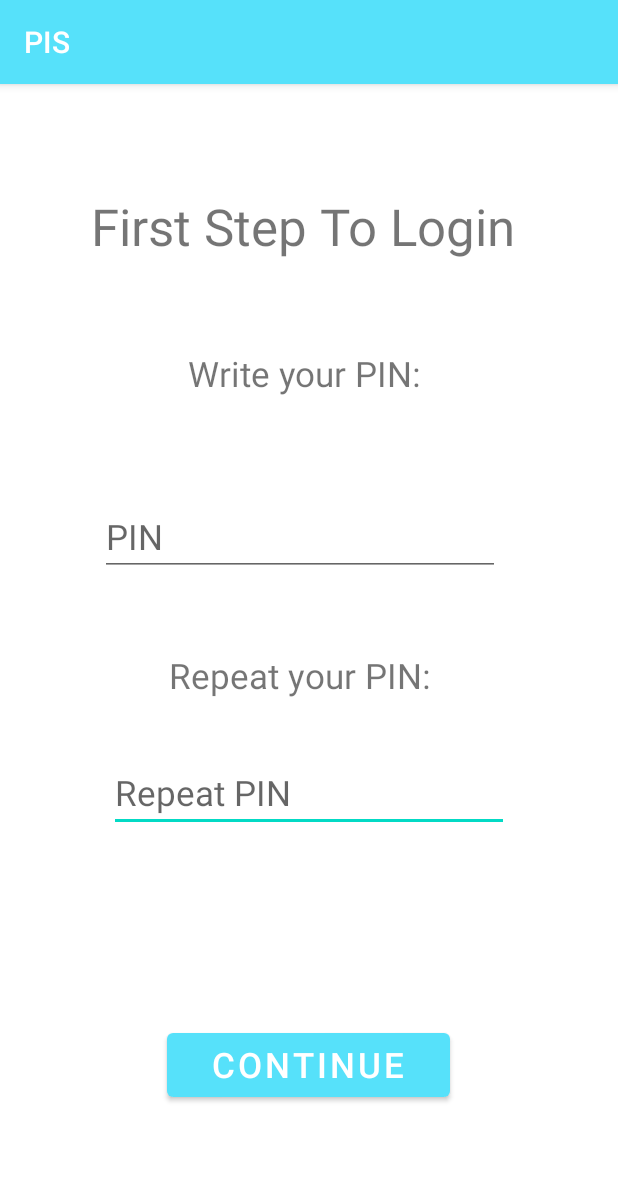
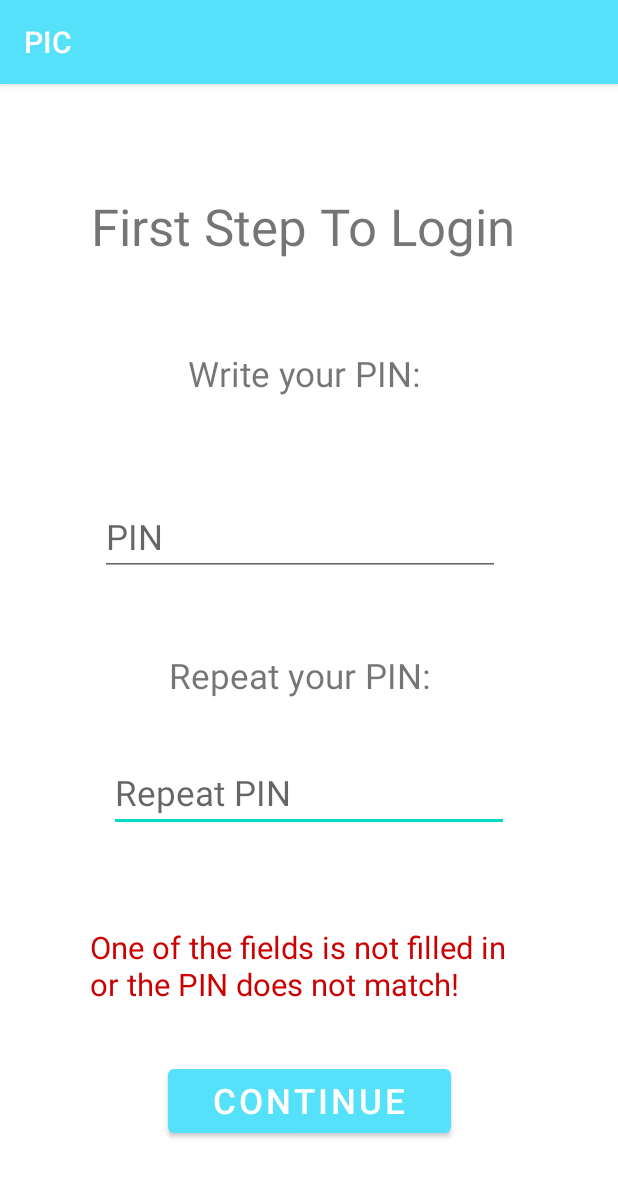
Before and after one commit to alexhr05/PersonalI-Information-app, an Android app: the screen it shows after launch (FirstLoginLogic), after a tap on "CONTINUE", on a phone screen of 412 x 824 dp. Shown: the top 1177 px of the screen. Run offline under Robolectric (Android 15) with nearby library versions, the phone set to English and light mode, and no system bars; our stand-ins replace sdp/ssp sizes.

Commit message:
Removing every useless Toast feature

```diff
--- a/app/src/main/java/com/example/personalinformationapp/AboutAuthor.java
+++ b/app/src/main/java/com/example/personalinformationapp/AboutAuthor.java
@@ -37,7 +37,7 @@ public class AboutAuthor extends AppCompatActivity {
         int currentNightMode = getResources().getConfiguration().uiMode & Configuration.UI_MODE_NIGHT_MASK;
 
         if (currentNightMode == Configuration.UI_MODE_NIGHT_YES) {
-            Toast.makeText(this, "DARK MODE", Toast.LENGTH_SHORT).show();
+            //Toast.makeText(this, "DARK MODE", Toast.LENGTH_SHORT).show();
 
             txtTitle.setTextColor(ContextCompat.getColor(this, R.color.white));
             txtParagraph.setTextColor(ContextCompat.getColor(this, R.color.white));
@@ -45,7 +45,7 @@ public class AboutAuthor extends AppCompatActivity {
             txtBack.setTextColor(ContextCompat.getColor(this, R.color.white));
             txtBackArrow.setTextColor(ContextCompat.getColor(this, R.color.white));
         } else {
-            Toast.makeText(this, "LIGHT MODE", Toast.LENGTH_SHORT).show();
+            //Toast.makeText(this, "LIGHT MODE", Toast.LENGTH_SHORT).show();
         }
 
         // lambda function
--- a/app/src/main/java/com/example/personalinformationapp/ChangePinPage.java
+++ b/app/src/main/java/com/example/personalinformationapp/ChangePinPage.java
@@ -53,7 +53,7 @@ public class ChangePinPage extends AppCompatActivity {
         int currentNightMode = getResources().getConfiguration().uiMode & Configuration.UI_MODE_NIGHT_MASK;
 
         if (currentNightMode == Configuration.UI_MODE_NIGHT_YES) {
-            Toast.makeText(this, "DARK MODE", Toast.LENGTH_SHORT).show();
+            //Toast.makeText(this, "DARK MODE", Toast.LENGTH_SHORT).show();
 
             txtTitle.setTextColor(ContextCompat.getColor(this, R.color.white));
             txtPIN.setTextColor(ContextCompat.getColor(this, R.color.white));
@@ -66,7 +66,7 @@ public class ChangePinPage extends AppCompatActivity {
 
             btnSaveNewPIN.setTextColor(ContextCompat.getColor(this, R.color.white));
         } else {
-            Toast.makeText(this, "LIGHT MODE", Toast.LENGTH_SHORT).show();
+           // Toast.makeText(this, "LIGHT MODE", Toast.LENGTH_SHORT).show();
 
         }
 
@@ -93,7 +93,7 @@ public class ChangePinPage extends AppCompatActivity {
                             InputStreamReader inputStreamReader = new InputStreamReader(inputStream);
                             BufferedReader bufferedReader = new BufferedReader(inputStreamReader);
                             String line = "";
-                            Toast.makeText(ChangePinPage.this, "myExternalFile="+myExternalFile, Toast.LENGTH_SHORT).show();
+                        //    Toast.makeText(ChangePinPage.this, "myExternalFile="+myExternalFile, Toast.LENGTH_SHORT).show();
                             while ((line = bufferedReader.readLine()) != null) {
                                 allSettingsInfo.add(line);
                             }
--- a/app/src/main/java/com/example/personalinformationapp/CustomListAdapter.java
+++ b/app/src/main/java/com/example/personalinformationapp/CustomListAdapter.java
@@ -40,7 +40,7 @@ public class CustomListAdapter extends ArrayAdapter<Item> {
         int currentNightMode = convertView.getResources().getConfiguration().uiMode & Configuration.UI_MODE_NIGHT_MASK;
 
         if (currentNightMode == Configuration.UI_MODE_NIGHT_YES) {
-            Toast.makeText(convertView.getContext(), "DARK MODE", Toast.LENGTH_SHORT).show();
+            //Toast.makeText(convertView.getContext(), "DARK MODE", Toast.LENGTH_SHORT).show();
             placeToLog.setTextColor(ContextCompat.getColor(convertView.getContext(), R.color.white));
             emailUsername.setTextColor(ContextCompat.getColor(convertView.getContext(), R.color.white));
             password.setTextColor(ContextCompat.getColor(convertView.getContext(), R.color.white));
@@ -53,7 +53,7 @@ public class CustomListAdapter extends ArrayAdapter<Item> {
             btnEditInfo.setBackgroundColor(convertView.getResources().getColor(R.color.blue_dark_mode));
 
         } else {
-            Toast.makeText(convertView.getContext(), "LIGHT MODE", Toast.LENGTH_SHORT).show();
+      //      Toast.makeText(convertView.getContext(), "LIGHT MODE", Toast.LENGTH_SHORT).show();
         }
 
         // Set click listeners for buttons if needed
--- a/app/src/main/java/com/example/personalinformationapp/FirstLoginLogic.java
+++ b/app/src/main/java/com/example/personalinformationapp/FirstLoginLogic.java
@@ -22,7 +22,7 @@ public class FirstLoginLogic extends AppCompatActivity {
     Button btnContinueSecondStep;
     EditText edTextPin, edTextRepeatPin;
 
-    TextView txtTitle, txtPIN, txtPINRepeat;
+    TextView txtTitle, txtPIN, txtPINRepeat, txtError;
     String pinField, repeatPinField;
     @Override
     protected void onCreate(Bundle savedInstanceState) {
@@ -31,6 +31,7 @@ public class FirstLoginLogic extends AppCompatActivity {
         txtTitle = findViewById(R.id.txtTitle);
         txtPIN = findViewById(R.id.txtPIN);
         txtPINRepeat = findViewById(R.id.txtPINRepeat);
+        txtError = findViewById(R.id.txtError);
 
         edTextPin = findViewById(R.id.edTextPin);
         edTextRepeatPin = findViewById(R.id.edTextRepeatPin);
@@ -41,7 +42,7 @@ public class FirstLoginLogic extends AppCompatActivity {
         int currentNightMode = getResources().getConfiguration().uiMode & Configuration.UI_MODE_NIGHT_MASK;
 
         if (currentNightMode == Configuration.UI_MODE_NIGHT_YES) {
-            Toast.makeText(this, "DARK MODE", Toast.LENGTH_SHORT).show();
+            //Toast.makeText(this, "DARK MODE", Toast.LENGTH_SHORT).show();
             txtTitle.setTextColor(ContextCompat.getColor(this, R.color.white));
             txtPIN.setTextColor(ContextCompat.getColor(this, R.color.white));
             txtPINRepeat.setTextColor(ContextCompat.getColor(this, R.color.white));
@@ -53,7 +54,7 @@ public class FirstLoginLogic extends AppCompatActivity {
 
 
         } else {
-            Toast.makeText(this, "LIGHT MODE", Toast.LENGTH_SHORT).show();
+           // Toast.makeText(this, "LIGHT MODE", Toast.LENGTH_SHORT).show();
 
         }
 
@@ -88,8 +89,8 @@ public class FirstLoginLogic extends AppCompatActivity {
 
                     }
                 }else{
-                    Toast.makeText(FirstLoginLogic.this, "Някое от полетата не са попълнение или не сте въвели PIN в двете полета", Toast.LENGTH_SHORT).show();
-
+                    //Toast.makeText(FirstLoginLogic.this, "Някое от полетата не са попълнение или не сте въвели PIN в двете полета", Toast.LENGTH_LONG ).show();
+                    txtError.setText("One of the fields is not filled in or the PIN does not match!");
                 }
             }
         });
--- a/app/src/main/java/com/example/personalinformationapp/HelpPage.java
+++ b/app/src/main/java/com/example/personalinformationapp/HelpPage.java
@@ -43,7 +43,7 @@ public class HelpPage extends AppCompatActivity {
         int currentNightMode = getResources().getConfiguration().uiMode & Configuration.UI_MODE_NIGHT_MASK;
 
         if (currentNightMode == Configuration.UI_MODE_NIGHT_YES) {
-            Toast.makeText(this, "DARK MODE", Toast.LENGTH_SHORT).show();
+            //Toast.makeText(this, "DARK MODE", Toast.LENGTH_SHORT).show();
 
             txtTitle.setTextColor(ContextCompat.getColor(this, R.color.white));
             txtParagraph.setTextColor(ContextCompat.getColor(this, R.color.white));
@@ -53,7 +53,7 @@ public class HelpPage extends AppCompatActivity {
 
 
         } else {
-            Toast.makeText(this, "LIGHT MODE", Toast.LENGTH_SHORT).show();
+            //Toast.makeText(this, "LIGHT MODE", Toast.LENGTH_SHORT).show();
 
         }
 
--- a/app/src/main/java/com/example/personalinformationapp/MainActivity.java
+++ b/app/src/main/java/com/example/personalinformationapp/MainActivity.java
@@ -75,7 +75,7 @@ public class MainActivity extends AppCompatActivity {
         intentFilter.addDataScheme("package");
 
 
-        Toast.makeText(this, "isFirstTime="+isFirstTime, Toast.LENGTH_SHORT).show();
+        //Toast.makeText(this, "isFirstTime="+isFirstTime, Toast.LENGTH_SHORT).show();
         if (isFirstTime) {
             // This is the first time the app is being launched
             try {
@@ -114,7 +114,7 @@ public class MainActivity extends AppCompatActivity {
         int currentNightMode = getResources().getConfiguration().uiMode & Configuration.UI_MODE_NIGHT_MASK;
 
         if (currentNightMode == Configuration.UI_MODE_NIGHT_YES) {
-            Toast.makeText(this, "DARK MODE", Toast.LENGTH_SHORT).show();
+         //   Toast.makeText(this, "DARK MODE", Toast.LENGTH_SHORT).show();
 
             btnLogin.setTextColor(ContextCompat.getColor(this, R.color.white));
 
@@ -124,7 +124,7 @@ public class MainActivity extends AppCompatActivity {
             txtTitleForLogin.setTextColor(ContextCompat.getColor(this, R.color.white));
 
         } else {
-            Toast.makeText(this, "LIGHT MODE", Toast.LENGTH_SHORT).show();
+          //  Toast.makeText(this, "LIGHT MODE", Toast.LENGTH_SHORT).show();
 
         }
 
@@ -173,7 +173,7 @@ public class MainActivity extends AppCompatActivity {
             }
         });
         promptInfo = new BiometricPrompt.PromptInfo.Builder()
-                .setTitle("Personal Information numbers of People- (PINOP)")
+                .setTitle("Personal Information Credentials- (PIC)")
                 .setSubtitle("Firstly, Login in with your finger print and then you can log with username and password")
                 .setDescription("After you login it you will have access the save and look all of your information")
                 .setNegativeButtonText("X")
--- a/app/src/main/java/com/example/personalinformationapp/SecondStepLogin.java
+++ b/app/src/main/java/com/example/personalinformationapp/SecondStepLogin.java
@@ -37,13 +37,13 @@ public class SecondStepLogin extends AppCompatActivity {
         int currentNightMode = getResources().getConfiguration().uiMode & Configuration.UI_MODE_NIGHT_MASK;
 
         if (currentNightMode == Configuration.UI_MODE_NIGHT_YES) {
-            Toast.makeText(this, "DARK MODE", Toast.LENGTH_SHORT).show();
+//            Toast.makeText(this, "DARK MODE", Toast.LENGTH_SHORT).show();
 
             btnActivateFingerprint.setTextColor(ContextCompat.getColor(this, R.color.white));
             btnContinueToLogin.setTextColor(ContextCompat.getColor(this, R.color.white));
 
         } else {
-            Toast.makeText(this, "LIGHT MODE", Toast.LENGTH_SHORT).show();
+//            Toast.makeText(this, "LIGHT MODE", Toast.LENGTH_SHORT).show();
 
         }
 
--- a/app/src/main/java/com/example/personalinformationapp/Settings.java
+++ b/app/src/main/java/com/example/personalinformationapp/Settings.java
@@ -56,7 +56,7 @@ public class Settings extends AppCompatActivity {
         int currentNightMode = getResources().getConfiguration().uiMode & Configuration.UI_MODE_NIGHT_MASK;
 
         if (currentNightMode == Configuration.UI_MODE_NIGHT_YES) {
-            Toast.makeText(this, "DARK MODE", Toast.LENGTH_SHORT).show();
+            //Toast.makeText(this, "DARK MODE", Toast.LENGTH_SHORT).show();
             txtTitle.setTextColor(ContextCompat.getColor(this, R.color.white));
             btnSwitchFingerprint.setTextColor(ContextCompat.getColor(this, R.color.white));
 
@@ -72,7 +72,7 @@ public class Settings extends AppCompatActivity {
 
 
         } else {
-            Toast.makeText(this, "LIGHT MODE", Toast.LENGTH_SHORT).show();
+   //         Toast.makeText(this, "LIGHT MODE", Toast.LENGTH_SHORT).show();
             imgViewFingerPrint.setImageResource(R.drawable.fingerprint_black);
         }
 
@@ -96,7 +96,7 @@ public class Settings extends AppCompatActivity {
         if(fingerprintStatement != null)
             seperateInfoFromFile = fingerprintStatement.split(" ");
         else
-            Toast.makeText(this, "Данните не са прочетени от файла с настройки!", Toast.LENGTH_LONG).show();
+            Toast.makeText(this, "Data not read from settings file!", Toast.LENGTH_LONG).show();
 
         btnSwitchFingerprint.setChecked(Boolean.parseBoolean(seperateInfoFromFile[1]));
         btnSwitchPin.setChecked(Boolean.parseBoolean(seperateInfoFromFile[2]));
--- a/app/src/main/java/com/example/personalinformationapp/StorageInfo.java
+++ b/app/src/main/java/com/example/personalinformationapp/StorageInfo.java
@@ -98,7 +98,7 @@ public class StorageInfo extends AppCompatActivity {
         recyclerView.setLayoutManager(new LinearLayoutManager(this));
         recyclerView.setAdapter(new MyAdapter(StorageInfo.this,items,hideItemPassword));
         if (currentNightMode == Configuration.UI_MODE_NIGHT_YES) {
-            Toast.makeText(this, "DARK MODE", Toast.LENGTH_SHORT).show();
+//            Toast.makeText(this, "DARK MODE", Toast.LENGTH_SHORT).show();
             txtWebsiteTitle.setTextColor(ContextCompat.getColor(this, R.color.white));
             txtUserNameTitle.setTextColor(ContextCompat.getColor(this, R.color.white));
             txtPasswordTitle.setTextColor(ContextCompat.getColor(this, R.color.white));
@@ -107,7 +107,7 @@ public class StorageInfo extends AppCompatActivity {
 
 
         } else {
-            Toast.makeText(this, "LIGHT MODE", Toast.LENGTH_SHORT).show();
+//            Toast.makeText(this, "LIGHT MODE", Toast.LENGTH_SHORT).show();
         }
         btnAddNewInformation.setOnClickListener(new View.OnClickListener() {
             @Override
--- a/app/src/main/res/layout/first_time_log.xml
+++ b/app/src/main/res/layout/first_time_log.xml
@@ -87,6 +87,18 @@
         app:layout_constraintVertical_bias="0.0" />
 
     <TextView
+        android:id="@+id/txtError"
+        android:layout_width="@dimen/_225sdp"
+        android:layout_height="wrap_content"
+        android:textColor="@android:color/holo_red_dark"
+        android:textSize="@dimen/_16sdp"
+        app:layout_constraintBottom_toTopOf="@+id/btnContinueSecondStep"
+        app:layout_constraintEnd_toStartOf="@+id/guidelineEndFirstLogin"
+        app:layout_constraintStart_toStartOf="@+id/guidelineStartFirstLogin"
+        app:layout_constraintTop_toTopOf="@+id/guidelineEndBottomFirstLogin"
+        app:layout_constraintVertical_bias="0.391" />
+
+    <TextView
         android:id="@+id/txtPINRepeat"
         android:layout_width="@dimen/_140sdp"
         android:layout_height="@dimen/_24sdp"
@@ -121,8 +133,7 @@
         android:textSize="@dimen/_18sdp"
         app:layout_constraintBottom_toBottomOf="parent"
         app:layout_constraintEnd_toStartOf="@+id/guidelineEndFirstLogin"
-        app:layout_constraintHorizontal_bias="0.496"
         app:layout_constraintStart_toStartOf="@+id/guidelineStartFirstLogin"
         app:layout_constraintTop_toTopOf="@+id/guidelineEndBottomFirstLogin"
-        app:layout_constraintVertical_bias="0.707" />
+        app:layout_constraintVertical_bias="0.901" />
 </androidx.constraintlayout.widget.ConstraintLayout>
--- a/app/src/main/res/values/strings.xml
+++ b/app/src/main/res/values/strings.xml
@@ -1,3 +1,3 @@
 <resources>
-    <string name="app_name">PIS</string>
+    <string name="app_name">PIC</string>
 </resources>
```
Also changed, not shown: app/src/main/java/com/example/personalinformationapp/AddingNewElements.java (+4 -4 lines), app/src/main/java/com/example/personalinformationapp/MyAdapter.java (+13 -13 lines).
